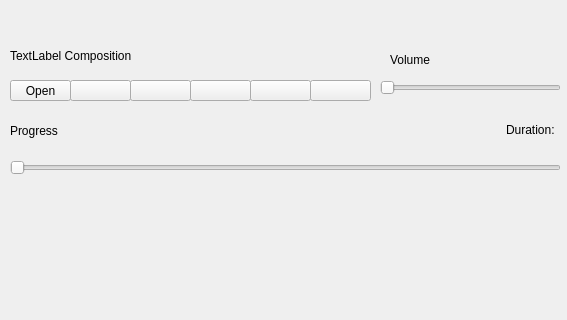
Old version of the form widget.ui in the repository EugeneStranger/QT-MediaPlayer; both pictures show x 0 to 567 and y 0 to 320 of the 567 by 600 pixel window.
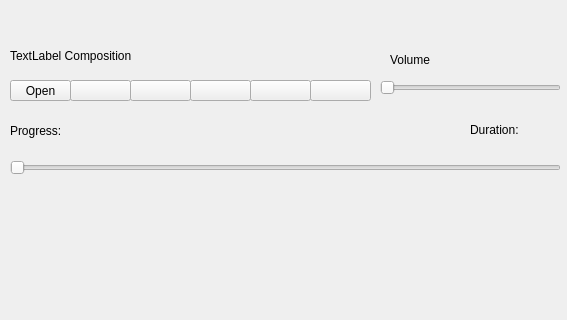
New version of the form. Icons and pictures are not drawn.

What changed in the file:
```diff
--- a/widget.ui
+++ b/widget.ui
@@ -152,20 +152,20 @@
     <rect>
      <x>10</x>
      <y>120</y>
-     <width>71</width>
+     <width>131</width>
      <height>21</height>
     </rect>
    </property>
    <property name="text">
-    <string>Progress</string>
+    <string>Progress: </string>
    </property>
   </widget>
   <widget class="QLabel" name="labelDuration">
    <property name="geometry">
     <rect>
-     <x>506</x>
+     <x>470</x>
      <y>120</y>
-     <width>51</width>
+     <width>91</width>
      <height>20</height>
     </rect>
    </property>
```
